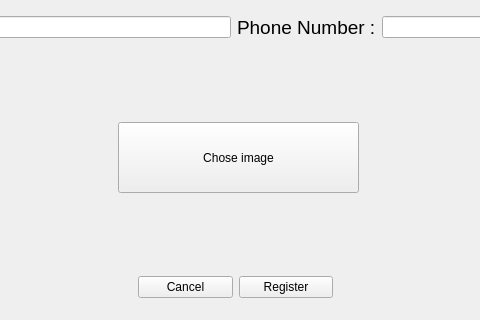
MohammadrezaAldaghi/X, file X/signupPersonalUser.ui: the form before one commit; both pictures show x 372 to 852 and y 328 to 648 of the 1279 by 648 pixel window.
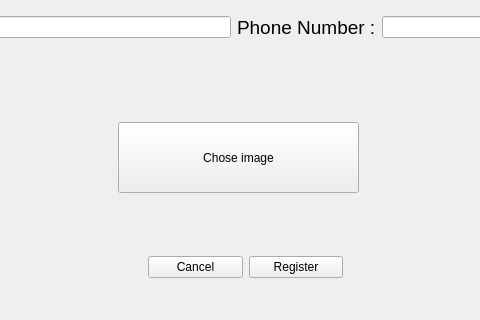
The form after the commit.

```diff
--- a/X/signupPersonalUser.ui
+++ b/X/signupPersonalUser.ui
@@ -181,8 +181,8 @@
   <widget class="QWidget" name="layoutWidget">
    <property name="geometry">
     <rect>
-     <x>510</x>
-     <y>600</y>
+     <x>520</x>
+     <y>580</y>
      <width>195</width>
      <height>31</height>
     </rect>
```
